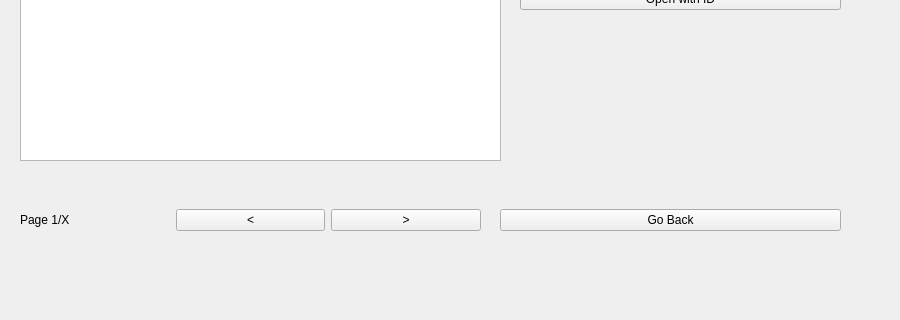
Before: the Qt Designer form src/view/ui/widget_purchase_orders.ui in mjovanc/trademax-api-client, drawn with Qt 5; both pictures show x 0 to 900 and y 180 to 500 of the 900 by 500 pixel window.
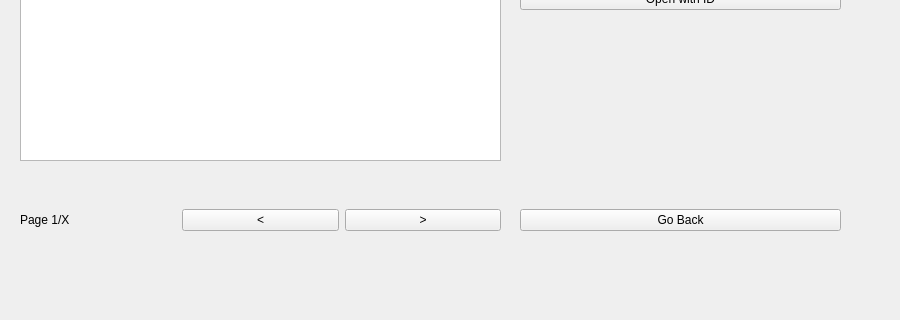
After: the same form once the commit is applied.

Commit message: Changing window size of purchase order

```diff
--- a/src/view/ui/widget_purchase_orders.ui
+++ b/src/view/ui/widget_purchase_orders.ui
@@ -85,9 +85,9 @@
   <widget class="QWidget" name="horizontalLayoutWidget_3">
    <property name="geometry">
     <rect>
-     <x>500</x>
+     <x>520</x>
      <y>360</y>
-     <width>341</width>
+     <width>321</width>
      <height>81</height>
     </rect>
    </property>
@@ -136,7 +136,7 @@
     <rect>
      <x>20</x>
      <y>360</y>
-     <width>461</width>
+     <width>481</width>
      <height>80</height>
     </rect>
    </property>
```
The commit also changes 2 other files.
